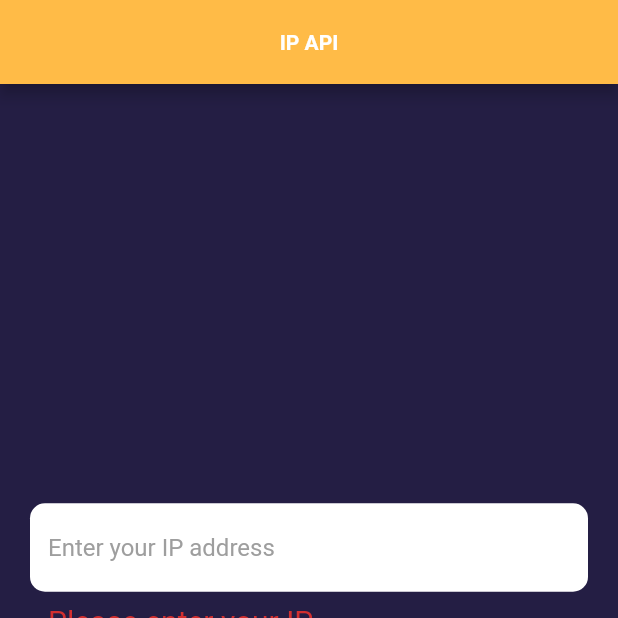
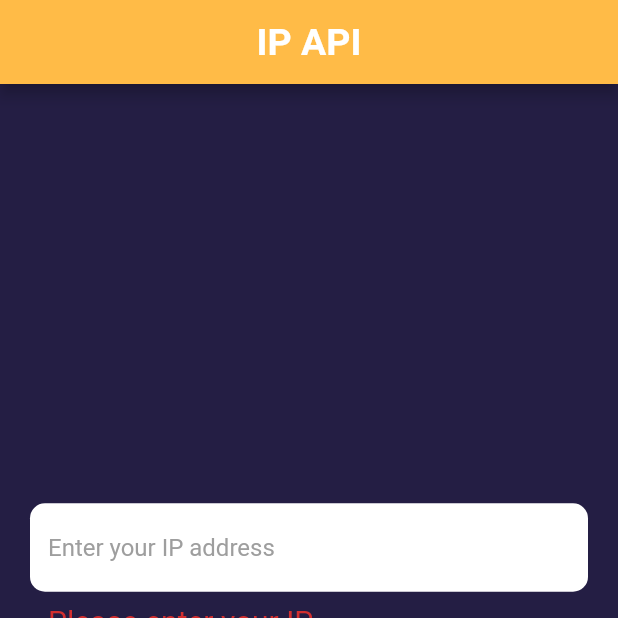
Before and after one commit to OleksandrFedyay/ip_api, a Flutter app: the screen it shows after launch, after a tap on "SUBMIT", on a phone screen of 412 x 824 dp, the top half of it. Run offline on Flutter 3.47's test engine with Material 2 defaults, Android fonts, the light colour scheme and no system bars; our stand-ins replace rflutter_alert.

Commit message:
finished project

```diff
--- a/lib/main.dart
+++ b/lib/main.dart
@@ -1,5 +1,6 @@
 import 'package:flutter/material.dart';
 import 'package:ip_api/screens/ip_api_input_screen.dart';
+import 'package:ip_api/utilities/constants.dart';
 
 void main() {
   runApp(const MyApp());
@@ -12,10 +13,9 @@ class MyApp extends StatelessWidget {
   Widget build(BuildContext context) {
     return MaterialApp(
       theme: ThemeData.dark().copyWith(
-        scaffoldBackgroundColor: Color(0xFF241E44),
-        appBarTheme: AppBarTheme(color: Color(0xFFFFBB47), centerTitle: true),
-      ),
-      home: IpApiInputScreen(),
+          scaffoldBackgroundColor: const Color(0xFF241E44),
+          appBarTheme: kAppBarTheme),
+      home: const IpApiInputScreen(),
     );
     //  First screen where user enters the IP address
   }
--- a/lib/screens/ip_api_input_screen.dart
+++ b/lib/screens/ip_api_input_screen.dart
@@ -16,17 +16,18 @@ class _IpApiInputScreenState extends State<IpApiInputScreen> {
   final _formKey = GlobalKey<FormState>();
   final FilteringTextInputFormatter inputFilteringFormattingAllowenses =
       FilteringTextInputFormatter.allow(
-    RegExp('[0-9\\:\\.]'),
+    RegExp('[a-fA-F0-9:.]'),
   );
+  // a-f\\A-F\\0-9\\:\\.
   late String ipInput;
+
   @override
   Widget build(BuildContext context) {
     return Form(
       key: _formKey,
       child: Scaffold(
         appBar: AppBar(
-          title: const Text('IP API'),
-          titleTextStyle: const TextStyle(fontWeight: FontWeight.bold),
+          title: kAppBarTitle,
         ),
         body: SafeArea(
           child: Column(
@@ -39,7 +40,7 @@ class _IpApiInputScreenState extends State<IpApiInputScreen> {
                   inputFormatters: [
                     inputFilteringFormattingAllowenses,
                   ],
-                  style: const TextStyle(color: Colors.black),
+                  style: kTextFromFieldTextStyle,
                   decoration: kTextFieldDecoration,
                   validator: (value) {
                     if (value == null || value.isEmpty) {
@@ -52,7 +53,7 @@ class _IpApiInputScreenState extends State<IpApiInputScreen> {
                   },
                 ),
               ),
-              SizedBox(height: 50),
+              const SizedBox(height: 50),
               TextButton(
                 onPressed: () async {
                   if (_formKey.currentState!.validate()) {
@@ -62,12 +63,14 @@ class _IpApiInputScreenState extends State<IpApiInputScreen> {
                         duration: Duration.zero,
                       ),
                     );
-                    var ipApiData = await IpApiOutput().getIpApiData(ipInput);
+                    var ipApiData =
+                        await IpApiOutput(query: ipInput).getIpApiData();
 
-                    if (ipApiData == null) {
-                      ErrorAlert().buildAlert(context).show();
+                    if (ipApiData == null && context.mounted) {
+                      ErrorAlert(context: context).buildAlert().show();
                       return;
                     }
+                    if (context.mounted) {
                       Navigator.push(
                         context,
                         MaterialPageRoute(
@@ -76,10 +79,11 @@ class _IpApiInputScreenState extends State<IpApiInputScreen> {
                         ),
                       );
                     }
+                  }
                 },
                 style: TextButton.styleFrom(
-                  padding: EdgeInsets.all(20),
-                  backgroundColor: Color(0xFFFFBB47),
+                  padding: const EdgeInsets.all(20),
+                  backgroundColor: const Color(0xFFFFBB47),
                   elevation: 15,
                   foregroundColor: Colors.pink,
                   shape: const RoundedRectangleBorder(
--- a/lib/services/alert.dart
+++ b/lib/services/alert.dart
@@ -3,7 +3,10 @@ import 'package:flutter/material.dart';
 import 'package:ip_api/utilities/constants.dart';
 
 class ErrorAlert {
-  buildAlert(BuildContext context) {
+  ErrorAlert({required this.context});
+  final BuildContext context;
+
+  buildAlert() {
     return Alert(
       style: kAlertStyle,
       context: context,
--- a/lib/services/ip_api_output.dart
+++ b/lib/services/ip_api_output.dart
@@ -3,13 +3,14 @@ import 'package:ip_api/services/network_service.dart';
 const String ipApiUrl = 'http://ip-api.com/json/';
 
 class IpApiOutput {
-  Future<dynamic> getIpApiData(String ipInput) async {
-    String query = ipInput;
+  IpApiOutput({required this.query});
+  final String query;
+
+  Future<dynamic> getIpApiData() async {
     try {
       NetworkService networkService = NetworkService('$ipApiUrl$query');
 
       var ipApiResponse = await networkService.getData();
-
       return ipApiResponse;
     } catch (e) {
       print(e);
--- a/lib/services/result_page_text_card_widget.dart
+++ b/lib/services/result_page_text_card_widget.dart
@@ -15,6 +15,7 @@ class ResultPageTextCard extends StatelessWidget {
   @override
   Widget build(BuildContext context) {
     return Column(
+      crossAxisAlignment: CrossAxisAlignment.center,
       children: [
         Container(
           padding: EdgeInsets.all(5),
@@ -27,7 +28,7 @@ class ResultPageTextCard extends StatelessWidget {
             style: kTextFieldLabelStyle,
           ),
         ),
-        Text(textResult, style: kTextFieldStyle),
+        Text(textResult, style: kTextFieldStyle, maxLines: 3),
       ],
     );
   }
--- a/lib/utilities/constants.dart
+++ b/lib/utilities/constants.dart
@@ -1,5 +1,13 @@
 import 'package:flutter/material.dart';
 import 'package:rflutter_alert/rflutter_alert.dart';
+
+const kAppBarTitle = Text('IP API');
+
+const kAppBarTheme = AppBarTheme(
+  color: Color(0xFFFFBB47),
+  centerTitle: true,
+  titleTextStyle: TextStyle(fontWeight: FontWeight.bold, fontSize: 25),
+);
 
 //Style for the TextFormField from ip_api_screen
 const kTextFieldDecoration = InputDecoration(
@@ -13,7 +21,7 @@ const kTextFieldDecoration = InputDecoration(
   hintText: "Enter your IP address",
   hintStyle: TextStyle(color: Colors.grey),
   errorStyle: TextStyle(fontSize: 20),
-  helperText: "Use only: 0-9, ' . ', ' : '",
+  helperText: "Use only: 'Aa-Ff', '0-9', ' . ', ' : '",
   helperStyle: TextStyle(fontSize: 17, color: Colors.white, letterSpacing: 2),
 );
 //Decoration for the Container widget from the ResultPage class (the result_page)
@@ -24,9 +32,16 @@ const kResultBoxDecoration = BoxDecoration(
   ),
 );
 
+//TextFromField text style
+const kTextFromFieldTextStyle = TextStyle(color: Colors.black);
+
 //Text style: Label and Field for result_page
-const kTextFieldLabelStyle = TextStyle(fontSize: 30, color: Colors.white);
-const kTextFieldStyle = TextStyle(fontSize: 25, color: Colors.white);
+const kTextFieldLabelStyle = TextStyle(
+  fontSize: 30,
+  color: Colors.white,
+);
+const kTextFieldStyle = TextStyle(
+    fontSize: 22, color: Colors.white, overflow: TextOverflow.ellipsis);
 
 //ErrorAlert style
 
--- a/pubspec.yaml
+++ b/pubspec.yaml
@@ -48,6 +48,7 @@ dev_dependencies:
   # package. See that file for information about deactivating specific lint
   # rules and activating additional ones.
   flutter_lints: ^2.0.0
+  test: ^1.22.0
 
 # For information on the generic Dart part of this file, see the
 # following page: https://dart.dev/tools/pub/pubspec
```
Also changed, not shown: lib/screens/result_page.dart (+9 -8 lines), pubspec.lock, 1 other file. Lines whose indentation alone changed are shown as unchanged.
